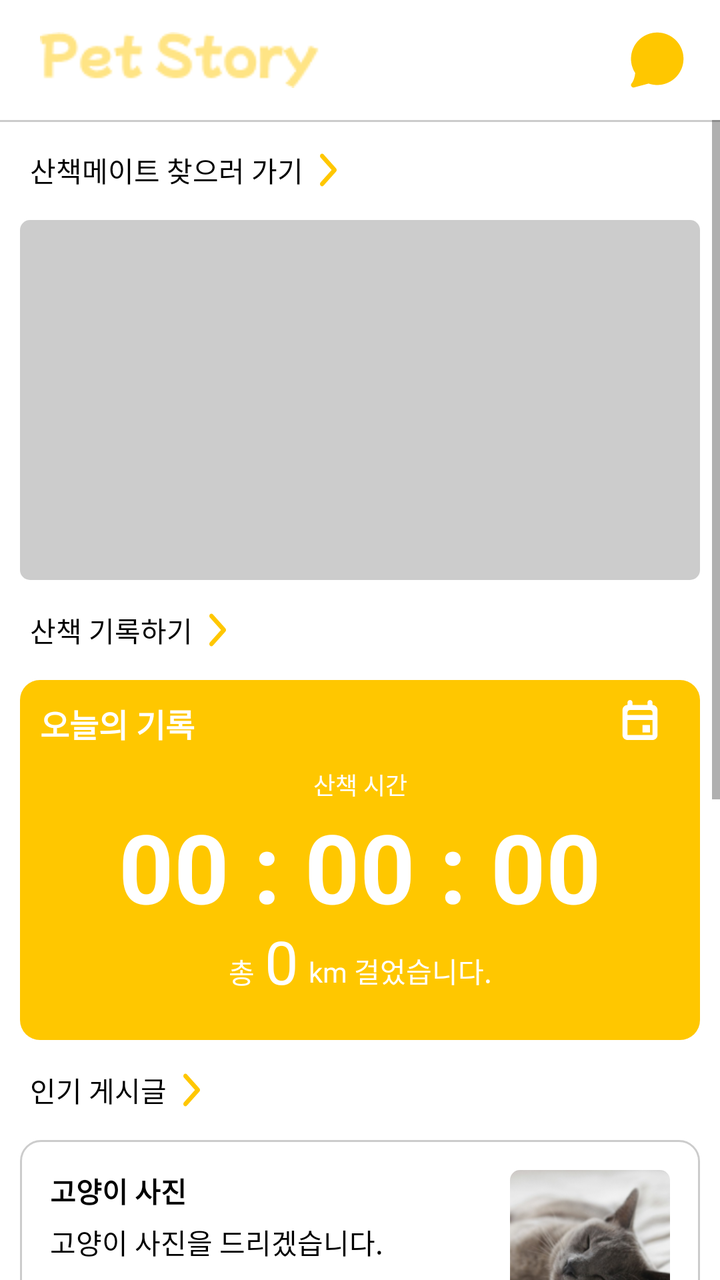
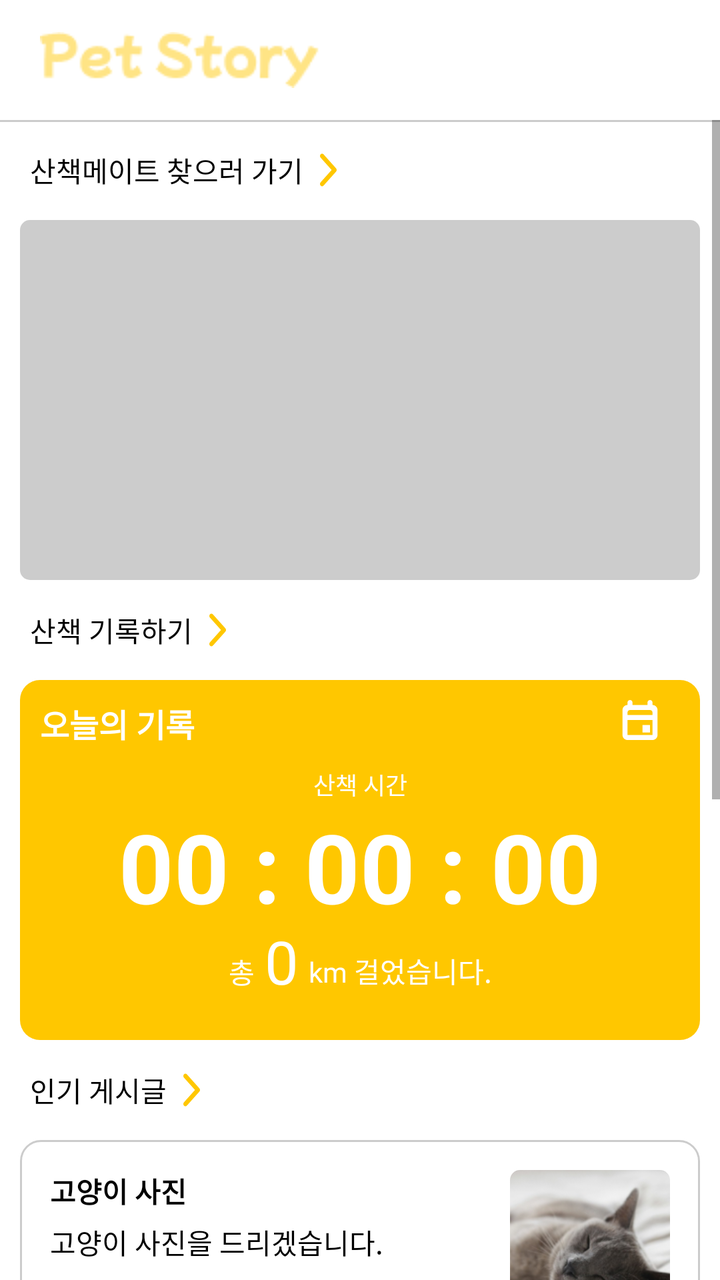

Screens rendered from an Android XML layout before and after an edit, with the pre-edit source and the edit as a unified diff.
<!-- AndroidManifest.xml: application theme Theme.Team_On -->
<!-- res/layout/fragment_home.xml -->
<?xml version="1.0" encoding="utf-8"?>
<androidx.constraintlayout.widget.ConstraintLayout xmlns:android="http://schemas.android.com/apk/res/android"
    xmlns:app="http://schemas.android.com/apk/res-auto"
    xmlns:tools="http://schemas.android.com/tools"
    android:layout_width="match_parent"
    android:layout_height="match_parent"
    tools:context=".FragmentHome">

    <androidx.appcompat.widget.Toolbar
        android:id="@+id/home_toolbar"
        android:layout_width="match_parent"
        android:layout_height="60dp"
        app:layout_constraintStart_toStartOf="parent"
        app:layout_constraintTop_toTopOf="parent">

    </androidx.appcompat.widget.Toolbar>

    <ImageButton
        android:id="@+id/home_btn_chat"
        android:layout_width="wrap_content"
        android:layout_height="wrap_content"
        android:layout_marginEnd="17dp"
        android:background="@android:color/transparent"
        android:src="@drawable/svg_chat_icon"
        app:layout_constraintBottom_toBottomOf="@+id/home_toolbar"
        app:layout_constraintEnd_toEndOf="parent"
        app:layout_constraintTop_toTopOf="parent" />

    <ImageView
        android:id="@+id/home_line1"
        android:layout_width="match_parent"
        android:layout_height="1dp"
        android:src="@color/gray"
        app:layout_constraintStart_toStartOf="parent"
        app:layout_constraintTop_toBottomOf="@id/home_toolbar" />

    <ScrollView
        android:id="@+id/home_scrollview"
        android:layout_width="match_parent"
        android:layout_height="0dp"
        app:layout_constraintBottom_toBottomOf="parent"
        app:layout_constraintStart_toStartOf="parent"
        app:layout_constraintTop_toBottomOf="@id/home_toolbar">

        <androidx.constraintlayout.widget.ConstraintLayout
            android:layout_width="match_parent"
            android:layout_height="match_parent">


            <ImageView
                android:id="@+id/home_image_find_mate"
                android:layout_width="340dp"
                android:layout_height="180dp"
                android:layout_marginStart="10dp"
                android:layout_marginTop="10dp"
                android:layout_marginEnd="10dp"
                android:background="@drawable/radius_5_transparent"
                android:clipToOutline="true"
                android:scaleType="centerCrop"
                android:src="@color/gray"
                app:layout_constraintEnd_toEndOf="parent"
                app:layout_constraintStart_toStartOf="parent"
                app:layout_constraintTop_toBottomOf="@+id/home_btn_go_mate" />

            <ImageView
                android:id="@+id/home_image_save_walk_record"
                android:layout_width="340dp"
                android:layout_height="180dp"
                android:layout_marginStart="10dp"
                android:layout_marginTop="10dp"
                android:layout_marginEnd="10dp"
                android:background="@drawable/radius_10_solid_yellow"
                app:layout_constraintEnd_toEndOf="parent"
                app:layout_constraintHorizontal_bias="0.49"
                app:layout_constraintStart_toStartOf="parent"
                app:layout_constraintTop_toBottomOf="@+id/home_btn_go_walk" />

            <ImageView
                android:id="@+id/home_view_popular_post1"
                android:layout_width="340dp"
                android:layout_height="120dp"
                android:layout_marginStart="10dp"
                android:layout_marginTop="10dp"
                android:layout_marginEnd="10dp"
                android:background="@drawable/radius_10_stroke_gray"
                app:layout_constraintEnd_toEndOf="parent"
                app:layout_constraintStart_toStartOf="parent"
                app:layout_constraintTop_toBottomOf="@+id/home_btn_go_community" />

            <ImageView
                android:id="@+id/home_view_popular_post2"
                android:layout_width="340dp"
                android:layout_height="120dp"
                android:layout_marginStart="10dp"
                android:layout_marginTop="10dp"
                android:layout_marginEnd="10dp"
                android:background="@drawable/radius_10_stroke_gray"
                app:layout_constraintEnd_toEndOf="parent"
                app:layout_constraintStart_toStartOf="parent"
                app:layout_constraintTop_toBottomOf="@id/home_view_popular_post1" />

            <RelativeLayout
                android:id="@+id/home_relative_layout"
                android:layout_width="340dp"
                android:layout_height="160dp"
                android:layout_marginStart="10dp"
                android:layout_marginTop="10dp"
                android:layout_marginEnd="10dp"
                android:layout_marginBottom="20dp"
                app:layout_constraintBottom_toBottomOf="parent"
                app:layout_constraintEnd_toEndOf="parent"
                app:layout_constraintStart_toStartOf="parent"
                app:layout_constraintTop_toBottomOf="@+id/home_btn_go_deal" />

            <Button
                android:id="@+id/home_btn_go_walk"
                android:layout_width="wrap_content"
                android:layout_height="30dp"
                android:layout_marginTop="10dp"
                android:background="@android:color/transparent"
                android:drawableRight="@drawable/svg_chevron_right"
                android:text="산책 기록하기"
                app:layout_constraintStart_toStartOf="@+id/home_btn_go_mate"
                app:layout_constraintTop_toBottomOf="@+id/home_image_find_mate" />

            <Button
                android:id="@+id/home_btn_go_mate"
                android:layout_width="wrap_content"
                android:layout_height="30dp"
                android:layout_marginStart="15dp"
                android:layout_marginTop="10dp"
                android:background="@android:color/transparent"
                android:drawableRight="@drawable/svg_chevron_right"
                android:text="산책메이트 찾으러 가기"
                app:layout_constraintStart_toStartOf="parent"
                app:layout_constraintTop_toTopOf="parent" />

            <Button
                android:id="@+id/home_btn_go_community"
                android:layout_width="wrap_content"
                android:layout_height="30dp"
                android:layout_marginTop="10dp"
                android:background="@android:color/transparent"
                android:drawableRight="@drawable/svg_chevron_right"
                android:text="인기 게시글"
                app:layout_constraintStart_toStartOf="@+id/home_btn_go_walk"
                app:layout_constraintTop_toBottomOf="@+id/home_image_save_walk_record" />

            <Button
                android:id="@+id/home_btn_go_deal"
                android:layout_width="wrap_content"
                android:layout_height="30dp"
                android:layout_marginTop="10dp"
                android:background="@android:color/transparent"
                android:drawableRight="@drawable/svg_chevron_right"
                android:text="물품 거래"
                app:layout_constraintStart_toStartOf="@+id/home_btn_go_community"
                app:layout_constraintTop_toBottomOf="@+id/home_view_popular_post2" />

            <TextView
                android:id="@+id/home_text1"
                android:layout_width="wrap_content"
                android:layout_height="wrap_content"
                android:layout_marginStart="10dp"
                android:layout_marginTop="10dp"
                android:text="오늘의 기록"
                android:textColor="@color/white"
                android:textSize="16sp"
                android:textStyle="bold"
                app:layout_constraintStart_toStartOf="@+id/home_image_save_walk_record"
                app:layout_constraintTop_toTopOf="@+id/home_image_save_walk_record" />

            <ImageButton
                android:id="@+id/home_btn_go_calendar"
                android:layout_width="40dp"
                android:layout_height="40dp"
                android:layout_marginEnd="10dp"
                android:background="@android:color/transparent"
                android:src="@drawable/svg_calendar2"
                app:layout_constraintEnd_toEndOf="@+id/home_image_save_walk_record"
                app:layout_constraintTop_toTopOf="@+id/home_image_save_walk_record" />

            <TextView
                android:id="@+id/home_text2"
                android:layout_width="wrap_content"
                android:layout_height="wrap_content"
                android:layout_marginTop="10dp"
                android:text="산책 시간"
                android:textColor="@color/white"
                android:textSize="12sp"
                app:layout_constraintEnd_toEndOf="@+id/home_image_save_walk_record"
                app:layout_constraintStart_toStartOf="@+id/home_image_save_walk_record"
                app:layout_constraintTop_toBottomOf="@+id/home_text1" />

            <TextView
                android:id="@+id/home_text_time"
                android:layout_width="wrap_content"
                android:layout_height="wrap_content"
                android:text="00 : 00 : 00"
                android:textColor="@color/white"
                android:textSize="48sp"
                android:textStyle="bold"
                app:layout_constraintEnd_toEndOf="@+id/home_image_save_walk_record"
                app:layout_constraintStart_toStartOf="@+id/home_image_save_walk_record"
                app:layout_constraintTop_toBottomOf="@+id/home_text2" />

            <TextView
                android:id="@+id/home_text3"
                android:layout_width="wrap_content"
                android:layout_height="wrap_content"
                android:layout_marginTop="10dp"
                android:layout_marginEnd="5dp"
                android:text="총"
                android:textColor="@color/white"
                app:layout_constraintEnd_toStartOf="@+id/home_text_distance"
                app:layout_constraintHorizontal_chainStyle="packed"
                app:layout_constraintStart_toStartOf="@+id/home_image_save_walk_record"
                app:layout_constraintTop_toBottomOf="@+id/home_text_time" />

            <TextView
                android:id="@+id/home_text_distance"
                android:layout_width="wrap_content"
                android:layout_height="wrap_content"
                android:layout_marginEnd="5dp"
                android:layout_marginBottom="-5dp"
                android:text="0"
                android:textColor="@color/white"
                android:textSize="30sp"
                app:layout_constraintBottom_toBottomOf="@+id/home_text3"
                app:layout_constraintEnd_toStartOf="@+id/home_text4"
                app:layout_constraintStart_toEndOf="@+id/home_text3" />

            <TextView
                android:id="@+id/home_text4"
                android:layout_width="wrap_content"
                android:layout_height="wrap_content"
                android:layout_marginBottom="5dp"
                android:text="km 걸었습니다."
                android:textColor="@color/white"
                app:layout_constraintBottom_toBottomOf="@+id/home_text_distance"
                app:layout_constraintEnd_toEndOf="@+id/home_image_save_walk_record"
                app:layout_constraintStart_toEndOf="@+id/home_text_distance" />

            <TextView
                android:id="@+id/home_post_title1"
                android:layout_width="180dp"
                android:layout_height="wrap_content"
                android:layout_marginStart="15dp"
                android:layout_marginTop="15dp"
                android:text="고양이 사진"
                android:textStyle="bold"
                app:layout_constraintStart_toStartOf="@id/home_view_popular_post1"
                app:layout_constraintTop_toTopOf="@id/home_view_popular_post1" />

            <TextView
                android:id="@+id/home_post_body1"
                android:layout_width="180dp"
                android:layout_height="wrap_content"
                android:layout_marginTop="5dp"
                android:text="고양이 사진을 드리겠습니다."
                app:layout_constraintStart_toStartOf="@id/home_post_title1"
                app:layout_constraintTop_toBottomOf="@id/home_post_title1" />

            <TextView
                android:id="@+id/home_post_time1"
                android:layout_width="wrap_content"
                android:layout_height="wrap_content"
                android:layout_marginBottom="10dp"
                android:text="4시간전"
                android:textColor="@color/hint"
                android:textSize="11sp"
                app:layout_constraintBottom_toBottomOf="@id/home_view_popular_post1"
                app:layout_constraintStart_toStartOf="@id/home_post_body1" />

            <ImageView
                android:layout_width="80dp"
                android:layout_height="80dp"
                android:layout_marginTop="15dp"
                android:layout_marginEnd="15dp"
                android:background="@drawable/radius_5_transparent"
                android:clipToOutline="true"
                android:scaleType="centerCrop"
                android:src="@drawable/pic_cat"
                app:layout_constraintEnd_toEndOf="@id/home_view_popular_post1"
                app:layout_constraintTop_toTopOf="@id/home_view_popular_post1" />

            <TextView
                android:id="@+id/home_post_title2"
                android:layout_width="180dp"
                android:layout_height="wrap_content"
                android:layout_marginStart="15dp"
                android:layout_marginTop="15dp"
                android:text="강아지 사진은 없어요"
                android:textStyle="bold"
                app:layout_constraintStart_toStartOf="@id/home_view_popular_post2"
                app:layout_constraintTop_toTopOf="@id/home_view_popular_post2" />

            <TextView
                android:id="@+id/home_post_body2"
                android:layout_width="180dp"
                android:layout_height="wrap_content"
                android:layout_marginTop="5dp"
                android:text="강아지는 사진이 없어요 ㅠㅜ"
                app:layout_constraintStart_toStartOf="@id/home_post_title2"
                app:layout_constraintTop_toBottomOf="@id/home_post_title2" />

            <TextView
                android:id="@+id/home_post_time2"
                android:layout_width="wrap_content"
                android:layout_height="wrap_content"
                android:layout_marginBottom="10dp"
                android:text="3시간전"
                android:textColor="@color/hint"
                android:textSize="11sp"
                app:layout_constraintBottom_toBottomOf="@id/home_view_popular_post2"
                app:layout_constraintStart_toStartOf="@id/home_post_body2" />

            <ImageView
                android:id="@+id/home_deal_img1"
                android:layout_width="100dp"
                android:layout_height="100dp"
                android:background="@drawable/radius_5_transparent"
                android:clipToOutline="true"
                android:scaleType="centerCrop"
                android:src="@drawable/pic_cat"
                app:layout_constraintStart_toStartOf="@id/home_relative_layout"
                app:layout_constraintTop_toTopOf="@id/home_relative_layout" />

            <TextView
                android:id="@+id/home_deal_title1"
                android:layout_width="70dp"
                android:layout_height="40dp"
                android:text="예시 상품 1 22,000원"
                android:textSize="12sp"
                android:textStyle="bold"
                app:layout_constraintStart_toStartOf="@id/home_deal_img1"
                app:layout_constraintTop_toBottomOf="@id/home_deal_img1" />

            <TextView
                android:layout_width="wrap_content"
                android:layout_height="wrap_content"
                android:text="2024.08.18"
                android:textColor="@color/hint"
                android:textSize="11sp"
                app:layout_constraintStart_toStartOf="@id/home_deal_title1"
                app:layout_constraintTop_toBottomOf="@id/home_deal_title1" />

            <ImageView
                android:id="@+id/home_deal_img2"
                android:layout_width="100dp"
                android:layout_height="100dp"
                android:layout_marginStart="15dp"
                android:background="@drawable/radius_5_transparent"
                android:clipToOutline="true"
                android:scaleType="centerCrop"
                android:src="@drawable/svg_big_camera"
                app:layout_constraintStart_toEndOf="@id/home_deal_img1"
                app:layout_constraintTop_toTopOf="@id/home_deal_img1" />

            <TextView
                android:id="@+id/home_deal_title2"
                android:layout_width="70dp"
                android:layout_height="40dp"
                android:text="예시 상품 2 55,000원"
                android:textSize="12sp"
                android:textStyle="bold"
                app:layout_constraintStart_toStartOf="@id/home_deal_img2"
                app:layout_constraintTop_toBottomOf="@id/home_deal_img2" />

            <TextView
                android:layout_width="wrap_content"
                android:layout_height="wrap_content"
                android:text="2024.08.29"
                android:textColor="@color/hint"
                android:textSize="11sp"
                app:layout_constraintStart_toStartOf="@id/home_deal_title2"
                app:layout_constraintTop_toBottomOf="@id/home_deal_title2" />

            <ImageView
                android:id="@+id/home_deal_img3"
                android:layout_width="100dp"
                android:layout_height="100dp"
                android:layout_marginStart="15dp"
                android:background="@drawable/radius_5_transparent"
                android:clipToOutline="true"
                android:scaleType="centerCrop"
                android:src="@drawable/svg_camera"
                app:layout_constraintStart_toEndOf="@id/home_deal_img2"
                app:layout_constraintTop_toTopOf="@id/home_deal_img2" />

            <TextView
                android:id="@+id/home_deal_title3"
                android:layout_width="70dp"
                android:layout_height="40dp"
                android:text="예시 상품 3 15,000원"
                android:textSize="12sp"
                android:textStyle="bold"
                app:layout_constraintStart_toStartOf="@id/home_deal_img3"
                app:layout_constraintTop_toBottomOf="@id/home_deal_img3" />

            <TextView
                android:layout_width="wrap_content"
                android:layout_height="wrap_content"
                android:text="2024.09.02"
                android:textColor="@color/hint"
                android:textSize="11sp"
                app:layout_constraintStart_toStartOf="@id/home_deal_title3"
                app:layout_constraintTop_toBottomOf="@id/home_deal_title3" />

        </androidx.constraintlayout.widget.ConstraintLayout>

    </ScrollView>

    <ImageView
        android:id="@+id/imageView"
        android:layout_width="wrap_content"
        android:layout_height="wrap_content"
        android:layout_marginStart="20dp"
        android:src="@drawable/petstory25"
        app:layout_constraintBottom_toBottomOf="@+id/home_toolbar"
        app:layout_constraintStart_toStartOf="@+id/home_toolbar"
        app:layout_constraintTop_toTopOf="parent" />

</androidx.constraintlayout.widget.ConstraintLayout>
<!-- resources referenced by this layout -->
<resources>
  <color name="gray">#CCCCCC</color>
  <color name="hint">#808080</color>
  <color name="white">#FFFFFFFF</color>
  <!-- drawable radius_10_solid_yellow (drawable) -->
  <shape xmlns:android="http://schemas.android.com/apk/res/android">
      <corners android:radius="10dp"/>
      <solid android:color="@color/yellow"/>
  </shape>
  <!-- drawable radius_10_stroke_gray (drawable) -->
  <?xml version="1.0" encoding="utf-8"?>
  <shape xmlns:android="http://schemas.android.com/apk/res/android">
      <corners android:radius="10dp"/>
      <stroke android:color="@color/gray"
          android:width="1dp"/>
  </shape>
  <!-- drawable radius_5_transparent (drawable) -->
  <?xml version="1.0" encoding="utf-8"?>
  <shape xmlns:android="http://schemas.android.com/apk/res/android">
      <corners android:radius="5dp" />
  </shape>
  <!-- drawable svg_calendar2 (drawable) -->
  <vector xmlns:android="http://schemas.android.com/apk/res/android"
      android:width="20dp"
      android:height="20dp"
      android:viewportWidth="20"
      android:viewportHeight="20">
    <group>
      <clip-path
          android:pathData="M0,0h20v20h-20z"/>
      <path
          android:pathData="M15,12.5H11.25V16.25H15V12.5Z"
          android:fillColor="#ffffff"/>
      <path
          android:pathData="M3.75,1.25C3.75,0.56 4.31,0 5,0C5.69,0 6.25,0.56 6.25,1.25V2.5H13.75V1.25C13.75,0.56 14.31,0 15,0C15.69,0 16.25,0.56 16.25,1.25V2.5C17.631,2.5 18.75,3.619 18.75,5V17.5C18.75,18.881 17.631,20 16.25,20H3.75C2.369,20 1.25,18.881 1.25,17.5V5C1.25,3.619 2.369,2.5 3.75,2.5V1.25ZM16.25,17.5V10H3.75V17.5H16.25ZM3.75,6.25C3.75,5.56 4.31,5 5,5H15C15.69,5 16.25,5.56 16.25,6.25V7.5H3.75V6.25Z"
          android:fillColor="#ffffff"
          android:fillType="evenOdd"/>
    </group>
  </vector>
  <!-- drawable svg_chat_icon (drawable) -->
  <vector xmlns:android="http://schemas.android.com/apk/res/android"
      android:width="30dp"
      android:height="30dp"
      android:viewportWidth="30"
      android:viewportHeight="30">
    <path
        android:pathData="M2.866,26.615L2.854,26.628C2.465,27.028 2.388,27.639 2.667,28.124C2.95,28.614 3.526,28.854 4.072,28.708L11.316,26.776C12.667,27.245 14.118,27.5 15.625,27.5C22.874,27.5 28.75,21.624 28.75,14.375C28.75,7.126 22.874,1.25 15.625,1.25C8.376,1.25 2.5,7.126 2.5,14.375C2.5,17.004 3.274,19.455 4.607,21.509C4.568,21.906 4.503,22.362 4.399,22.88C4.112,24.314 3.689,25.286 3.36,25.877C3.196,26.174 3.054,26.377 2.962,26.497C2.916,26.556 2.883,26.596 2.866,26.615Z"
        android:fillColor="#FFC700"/>
  </vector>
  <!-- drawable svg_chevron_right (drawable) -->
  <vector xmlns:android="http://schemas.android.com/apk/res/android"
      android:width="25dp"
      android:height="28dp"
      android:viewportWidth="25"
      android:viewportHeight="28">
    <path
        android:pathData="M8.638,21.806C8.232,21.351 8.232,20.613 8.638,20.158L14.152,13.988L8.638,7.818C8.232,7.363 8.232,6.625 8.638,6.17C9.045,5.714 9.705,5.714 10.112,6.17L16.362,13.164C16.768,13.619 16.768,14.357 16.362,14.812L10.112,21.806C9.705,22.261 9.045,22.261 8.638,21.806Z"
        android:fillColor="@color/yellow"
        android:fillType="evenOdd"/>
  </vector>
  <style name="Theme.Team_On" parent="Base.Theme.Team_On" />
  <color name="yellow">#FFC700</color>
  <style name="Base.Theme.Team_On" parent="Theme.AppCompat.DayNight.NoActionBar">
          <item name="android:windowLightStatusBar">true</item>
          <item name="android:windowBackground">@android:color/white</item>
          <item name="android:statusBarColor">@color/white</item>
          <item name="android:textColor">#000000</item>
      </style>
  <!-- unchanged entries left out for length: 4 -->
</resources>

<!-- the commit's change to res/layout/fragment_home.xml (unified diff, before → after) -->
@@ -14,17 +14,6 @@
         app:layout_constraintTop_toTopOf="parent">
 
     </androidx.appcompat.widget.Toolbar>
-
-    <ImageButton
-        android:id="@+id/home_btn_chat"
-        android:layout_width="wrap_content"
-        android:layout_height="wrap_content"
-        android:layout_marginEnd="17dp"
-        android:background="@android:color/transparent"
-        android:src="@drawable/svg_chat_icon"
-        app:layout_constraintBottom_toBottomOf="@+id/home_toolbar"
-        app:layout_constraintEnd_toEndOf="parent"
-        app:layout_constraintTop_toTopOf="parent" />
 
     <ImageView
         android:id="@+id/home_line1"
<!-- resource entries referenced after the edit -->
@@ -38,16 +38,6 @@
           android:fillType="evenOdd"/>
     </group>
   </vector>
-  <!-- drawable svg_chat_icon (drawable) -->
-  <vector xmlns:android="http://schemas.android.com/apk/res/android"
-      android:width="30dp"
-      android:height="30dp"
-      android:viewportWidth="30"
-      android:viewportHeight="30">
-    <path
-        android:pathData="M2.866,26.615L2.854,26.628C2.465,27.028 2.388,27.639 2.667,28.124C2.95,28.614 3.526,28.854 4.072,28.708L11.316,26.776C12.667,27.245 14.118,27.5 15.625,27.5C22.874,27.5 28.75,21.624 28.75,14.375C28.75,7.126 22.874,1.25 15.625,1.25C8.376,1.25 2.5,7.126 2.5,14.375C2.5,17.004 3.274,19.455 4.607,21.509C4.568,21.906 4.503,22.362 4.399,22.88C4.112,24.314 3.689,25.286 3.36,25.877C3.196,26.174 3.054,26.377 2.962,26.497C2.916,26.556 2.883,26.596 2.866,26.615Z"
-        android:fillColor="#FFC700"/>
-  </vector>
   <!-- drawable svg_chevron_right (drawable) -->
   <vector xmlns:android="http://schemas.android.com/apk/res/android"
       android:width="25dp"
